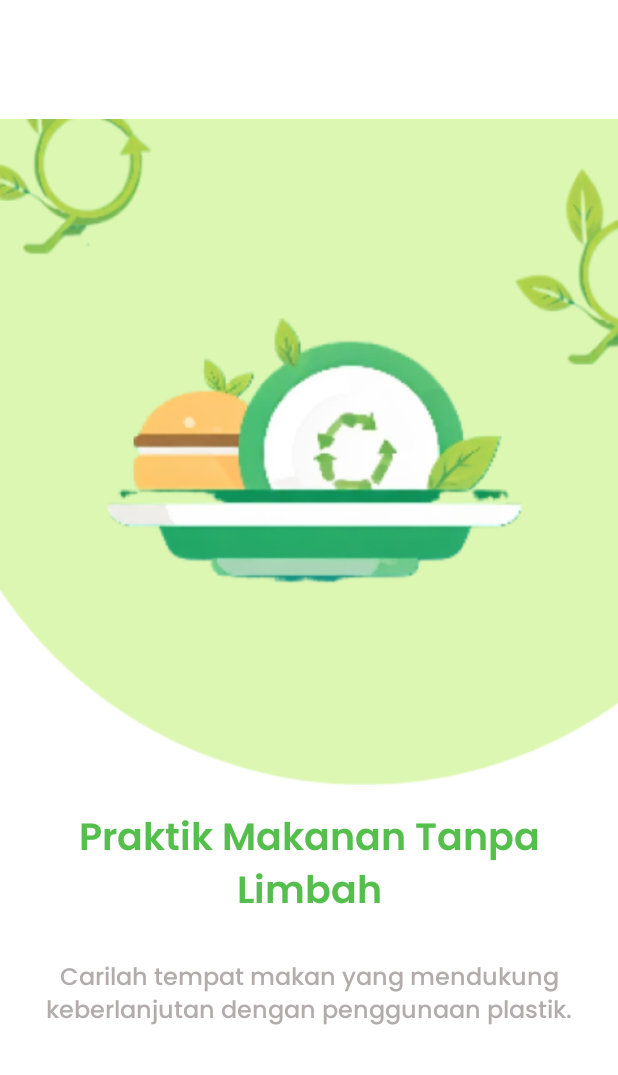
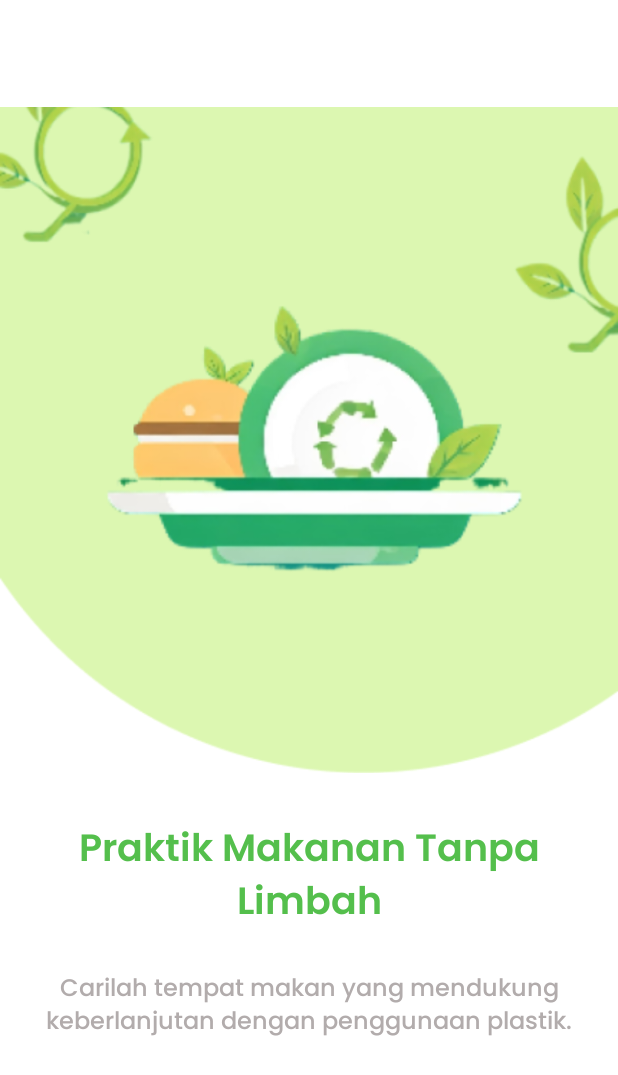
Before and after one commit to kulinerkita/Mobile-App, an Android app: the layout onboarding_4.xml on its own in the app's theme, with its tools: preview values and no code run, on a phone screen of 412 x 824 dp. Shown: the top 1075 px of the screen. Run offline under Robolectric (Android 15) with nearby library versions, the phone set to English and light mode, and no system bars.

```diff
--- a/app/src/main/res/layout/onboarding_4.xml
+++ b/app/src/main/res/layout/onboarding_4.xml
@@ -9,13 +9,15 @@
     <ImageView
         android:layout_width="wrap_content"
         android:layout_height="wrap_content"
-        android:src="@drawable/gambar_onboarding4" />
+        android:src="@drawable/gambar_onboarding4"
+        android:layout_marginBottom="10dp"/>
 
     <TextView
         android:layout_width="wrap_content"
         android:layout_height="wrap_content"
         android:gravity="center"
         android:padding="5dp"
+        android:layout_marginTop="5dp"
         android:fontFamily="@font/poppins_semi_bold"
         android:text="@string/tittle_ob4"
         android:textColor="@color/color_green"
```
